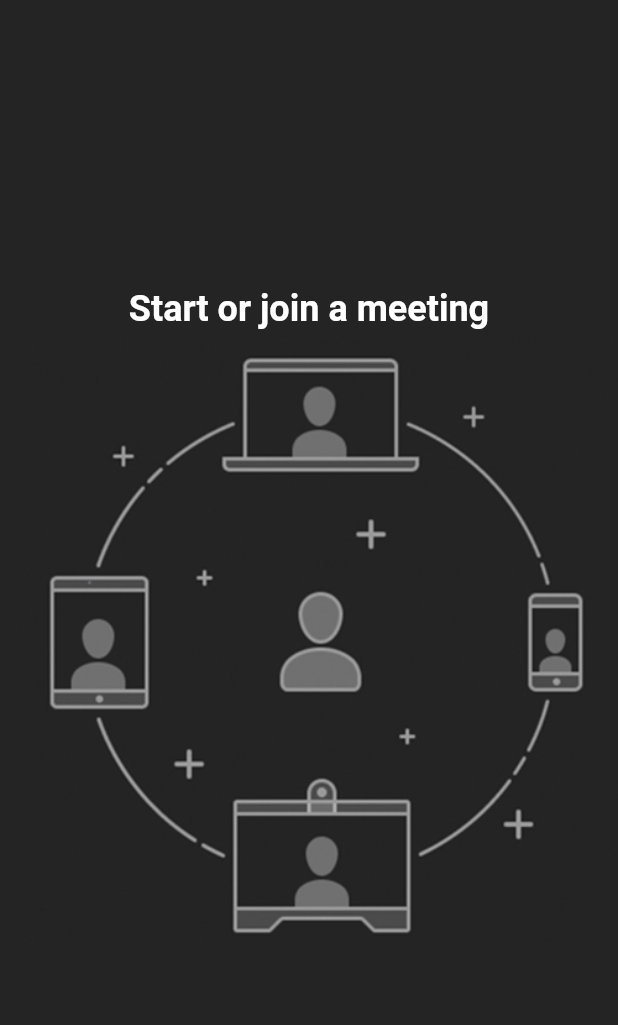
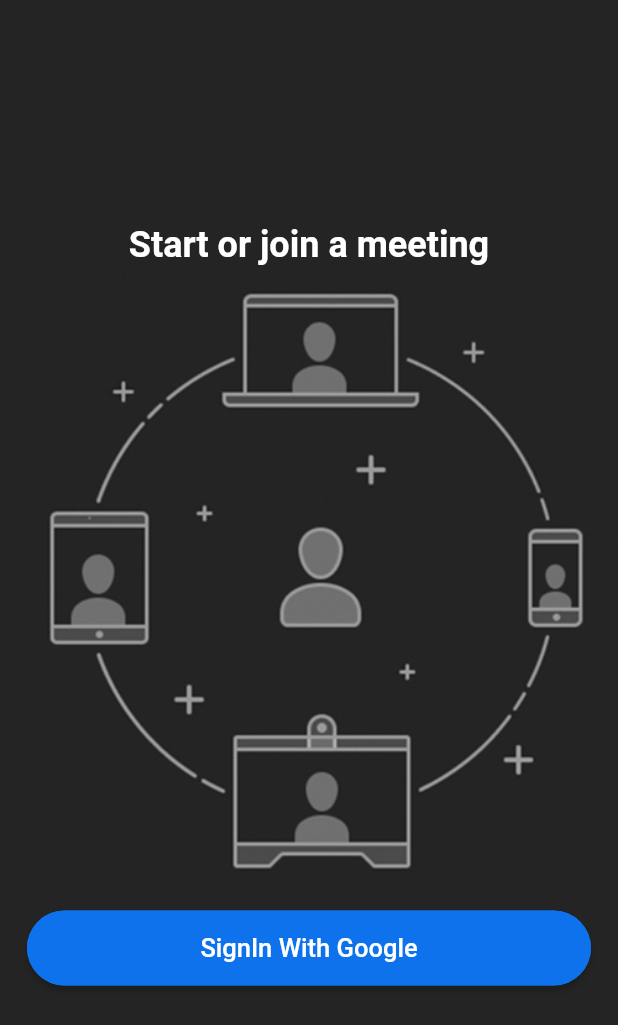
Before and after one commit to malikabdullahnaazar/Mooz, a Flutter app: the screen it shows after launch, on a phone screen of 412 x 824 dp. Shown: the top 1025 px of the screen. Run offline on Flutter 3.47's test engine with Material 2 defaults, Android fonts, the light colour scheme and no system bars; our stand-ins replace cloud_firestore, firebase_auth, firebase_core, google_sign_in; accounts and stored records are empty.

Commit message:
google signin complete

```diff
--- a/lib/screens/login_screen.dart
+++ b/lib/screens/login_screen.dart
@@ -1,4 +1,6 @@
 import 'package:flutter/material.dart';
+import 'package:mooz/widgets/custom_buttom.dart';
+import 'package:mooz/resources/auth_methods.dart';
 
 class LoginScreen extends StatefulWidget {
   const LoginScreen({super.key});
@@ -8,6 +10,7 @@
 }
 
 class _LoginScreenState extends State<LoginScreen> {
+  final AuthMethods _authmethods = AuthMethods();
   @override
   Widget build(BuildContext context) {
     return SafeArea(
@@ -23,6 +26,15 @@
               ),
             ),
             Image.asset('assets/onboarding.jpg'),
+            CustomButton(
+              text: "SignIn With Google",
+              onPressed: () async {
+                bool res = await _authmethods.signInWithGoogle(context);
+                if (res) {
+                  Navigator.pushNamed(context, '/home');
+                }
+              },
+            )
           ],
         ),
       ),
--- a/lib/widgets/custom_buttom.dart
+++ b/lib/widgets/custom_buttom.dart
@@ -3,14 +3,29 @@
 
 class CustomButton extends StatelessWidget {
   final String text;
-  const CustomButton({super.key, required this.text});
+  final VoidCallback onPressed;
+  const CustomButton({
+    Key? key,
+    required this.text,
+    required this.onPressed,
+  }) : super(key: key);
 
   @override
   Widget build(BuildContext context) {
-    return ElevatedButton(
-      onPressed: (() {}),
+    return Padding(
+      padding: const EdgeInsets.all(18.0),
+      child: ElevatedButton(
+        onPressed: onPressed,
         style: ElevatedButton.styleFrom(
           primary: buttonColor,
+          minimumSize: const Size(
+            double.infinity,
+            50,
+          ),
+          shape: RoundedRectangleBorder(
+            borderRadius: BorderRadius.circular(30),
+            side: const BorderSide(color: buttonColor),
+          ),
         ),
         child: Text(
           text,
@@ -18,6 +33,7 @@
             fontSize: 17,
           ),
         ),
+      ),
     );
   }
 }
```
Also changed, not shown: lib/main.dart (+7 -1 lines), lib/resources/auth_methods.dart (added, +56 -0 lines), lib/screens/home_screen.dart (added, +17 -0 lines), lib/utils/utils.dart (added, +9 -0 lines), pubspec.yaml (+7 -14 lines), lib/firebase_options.dart (added), pubspec.lock, 4 other files. Lines whose indentation alone changed are shown as unchanged.
